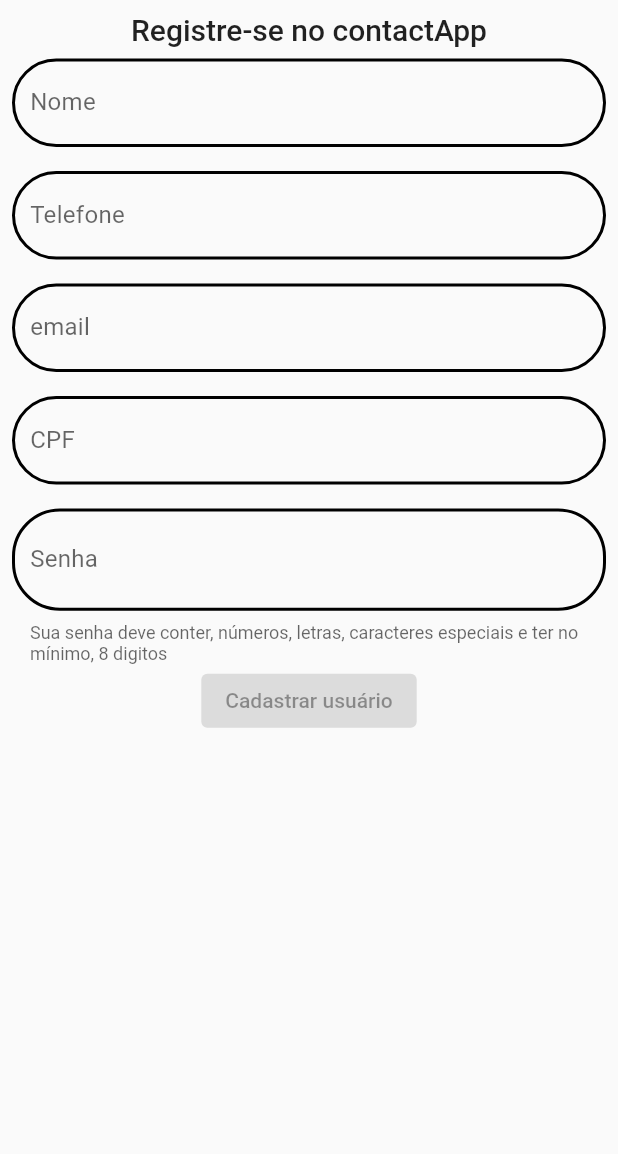
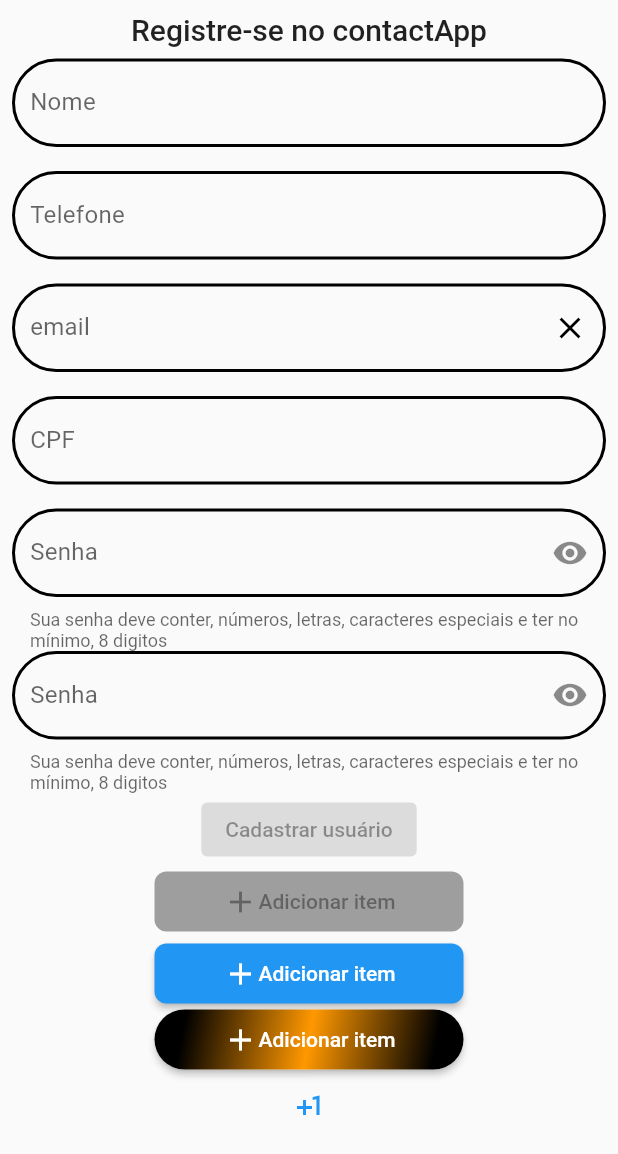
Before and after one commit to proz-tecnologia/t2App01, a Flutter app: the screen it shows after launch, on a phone screen of 412 x 824 dp. Shown: the top 1154 px of the screen. Run offline on Flutter 3.47's test engine with Material 2 defaults, Android fonts, the phone set to English and light mode, and no system bars; our stand-ins replace mask_text_input_formatter; missing offline and left inert: cpf_cnpj_validator.

Commit message:
Creating multiple buttons

```diff
--- a/lib/helpers/utils/validators.dart
+++ b/lib/helpers/utils/validators.dart
@@ -11,7 +11,10 @@ class Validators {
     }
   }
 
-  static String? validatePassword(String? password) {
+  static String? validatePassword(
+    String? password,
+    String? confirmPassword,
+  ) {
     RegExp regex =
         RegExp(r'^(?=.*?[A-Z])(?=.*?[a-z])(?=.*?[0-9])(?=.*?[!@#\$&*~]).{8,}$');
 
@@ -24,6 +27,18 @@ class Validators {
     } else if (password.length < 8) {
       return "Senha recisar conter no mínimo 8 digitos";
     }
+    if (confirmPassword != null &&
+        confirmPassword.isNotEmpty &&
+        password != confirmPassword) {
+      return "As senhas precisam ser iguais!";
+    }
     return null;
   }
+
+  static String? validateName(String? value) {
+    if (value != null && value.isNotEmpty) {
+      return null;
+    }
+    return 'Preencha corretamente o nome';
+  }
 }
--- a/lib/pages/create_account/create_account_page.dart
+++ b/lib/pages/create_account/create_account_page.dart
@@ -1,8 +1,12 @@
+import 'dart:developer';
+
 import 'package:flutter/material.dart';
 
 import '../../helpers/utils/input_masks.dart';
 import '../../helpers/utils/validators.dart';
 import '../../widgets/custom_text_field.dart';
+import '../home/widgets/custom_elevated_button.dart';
+import '../home/widgets/input_password_widget.dart';
 
 class CreateAccount extends StatefulWidget {
   const CreateAccount({super.key});
@@ -14,10 +18,37 @@ class CreateAccount extends StatefulWidget {
 class _CreateAccountState extends State<CreateAccount> {
   final _formKey = GlobalKey<FormState>();
 
+  final _nameController = TextEditingController();
+  final _phoneController = TextEditingController();
+  final _mailController = TextEditingController();
+  final _cpfController = TextEditingController();
+  final _passwordController = TextEditingController();
+  final _confirmPasswordController = TextEditingController();
+
+  @override
+  void initState() {
+    super.initState();
+  }
+
+  @override
+  void dispose() {
+    _nameController.dispose();
+    _nameController.dispose();
+    _phoneController.dispose();
+    _mailController.dispose();
+    _cpfController.dispose();
+    _passwordController.dispose();
+    _confirmPasswordController.dispose();
+
+    super.dispose();
+  }
+
   @override
   Widget build(BuildContext context) {
     return Scaffold(
+      resizeToAvoidBottomInset: true,
       body: SafeArea(
+        child: SingleChildScrollView(
           child: Padding(
             padding: const EdgeInsets.all(8.0),
             child: Form(
@@ -36,8 +67,9 @@ class _CreateAccountState extends State<CreateAccount> {
                   const SizedBox(height: 8.0),
 
                   /// Nome
-                const CustomTextFormField(
+                  CustomTextFormField(
                     label: 'Nome',
+                    controller: _nameController,
                     textCapitalization: TextCapitalization.words,
                     textInputAction: TextInputAction.next,
                   ),
@@ -48,6 +80,7 @@ class _CreateAccountState extends State<CreateAccount> {
                     label: 'Telefone',
                     textInputType: const TextInputType.numberWithOptions(),
                     hintText: '31 9999-9999',
+                    controller: _phoneController,
                     inputFormatters: [
                       CustomInputFormatters.phoneMaskFormatter,
                     ],
@@ -56,8 +89,16 @@ class _CreateAccountState extends State<CreateAccount> {
                   const SizedBox(height: 16.0),
 
                   /// E-mail
-                const CustomTextFormField(
+                  CustomTextFormField(
                     label: 'email',
+                    suffix: InkWell(
+                      child: const Icon(
+                        Icons.clear,
+                        color: Colors.black,
+                      ),
+                      onTap: () => _mailController.clear(),
+                    ),
+                    controller: _mailController,
                     textInputType: TextInputType.emailAddress,
                     hintText: 'example@example.com',
                     textInputAction: TextInputAction.next,
@@ -67,6 +108,7 @@ class _CreateAccountState extends State<CreateAccount> {
                   /// CPF
                   CustomTextFormField(
                     label: 'CPF',
+                    controller: _cpfController,
                     textInputType: TextInputType.number,
                     hintText: '123.456.789-10',
                     textInputAction: TextInputAction.next,
@@ -79,16 +121,75 @@ class _CreateAccountState extends State<CreateAccount> {
                   const SizedBox(height: 16.0),
 
                   /// Senha
-                const PasswordTextField(),
+                  PasswordTextField(
+                    controller: _passwordController,
+                    confirmPassword: _confirmPasswordController.text,
+                  ),
+                  PasswordTextField(
+                    controller: _confirmPasswordController,
+                    confirmPassword: _passwordController.text,
+                  ),
 
                   ElevatedButton(
                     onPressed: _formKey.currentState != null &&
                             _formKey.currentState!.validate()
-                      ? () {}
+                        ? () {
+                            FocusScope.of(context).unfocus();
+                            log(_nameController.value.text);
+                            log(_phoneController.value.text);
+                            log(_mailController.value.text);
+                            log(_cpfController.value.text);
+                            log(_passwordController.value.text);
+                            _nameController.clear();
+                            _phoneController.clear();
+                            _mailController.clear();
+                            _cpfController.clear();
+                            _passwordController.clear();
+                          }
                         : null,
                     child: const Text(
                       'Cadastrar usuário',
                     ),
+                  ),
+
+                  CustomElevatedButton(
+                    onPressed: _formKey.currentState != null &&
+                            _formKey.currentState!.validate()
+                        ? () {
+                            FocusScope.of(context).unfocus();
+                            log(_nameController.value.text);
+                            log(_phoneController.value.text);
+                            log(_mailController.value.text);
+                            log(_cpfController.value.text);
+                            log(_passwordController.value.text);
+                          }
+                        : null,
+                  ),
+                  CustomElevatedButton(
+                    // onPressed: () => controller.addItem(),
+                    onPressed: () {},
+                  ),
+
+                  GestureDetector(
+                    child: const MaterialChildComponent(),
+                    onTap: () {},
+                    onDoubleTap: () {},
+                    onLongPress: () {},
+                  ),
+                  // InkWell(
+                  //   onTap: () {},
+                  //   borderRadius: BorderRadius.circular(32.0),
+                  //   highlightColor: Colors.orange,
+                  //   splashColor: Colors.orange,
+                  //   child: MaterialChildComponent(),
+                  // ),
+
+                  IconButton(
+                    onPressed: () {},
+                    icon: const Icon(Icons.plus_one_outlined),
+                    color: Colors.blue,
+                    hoverColor: Colors.amber,
+                    highlightColor: Colors.orange,
                   ),
 
                   /// Confirmação de senha
@@ -99,44 +200,54 @@ class _CreateAccountState extends State<CreateAccount> {
             ),
           ),
         ),
+      ),
     );
   }
 }
 
-class PasswordTextField extends StatefulWidget {
-  const PasswordTextField({
+class MaterialChildComponent extends StatelessWidget {
+  const MaterialChildComponent({
     Key? key,
   }) : super(key: key);
 
   @override
-  State<PasswordTextField> createState() => _PasswordTextFieldState();
-}
-
-class _PasswordTextFieldState extends State<PasswordTextField> {
-  bool visible = true;
-
-  IconData get currentIcon => visible ? Icons.visibility : Icons.visibility_off;
-
-  @override
   Widget build(BuildContext context) {
-    return CustomTextFormField(
-      label: 'Senha',
-      textInputAction: TextInputAction.next,
-      helperText:
-          'Sua senha deve conter, números, letras, caracteres especiais e ter no mínimo, 8 digitos',
-      helperMaxLines: 2,
-      autovalidateMode: AutovalidateMode.onUserInteraction,
-      validator: Validators.validatePassword,
-      obscureText: visible,
-      suffix: InkWell(
-        onTap: () {
-          setState(() {
-            visible = !visible;
-          });
-        },
-        child: Padding(
-          padding: const EdgeInsets.symmetric(horizontal: 8.0),
-          child: Icon(currentIcon),
+    return Material(
+      borderRadius: BorderRadius.circular(32.0),
+      elevation: 2.0,
+      child: Container(
+        width: MediaQuery.of(context).size.width * 0.5,
+        height: 40.0,
+        decoration: BoxDecoration(
+          // color: Theme.of(context).primaryColor,
+          borderRadius: BorderRadius.circular(32.0),
+          gradient: const LinearGradient(
+            colors: [
+              Colors.black,
+              Colors.orange,
+              Colors.black,
+            ],
+            tileMode: TileMode.clamp,
+            begin: Alignment.topLeft,
+            end: Alignment.bottomRight,
+            stops: [0.1, 0.5, 0.9],
+          ),
+        ),
+        child: Row(
+          mainAxisAlignment: MainAxisAlignment.center,
+          mainAxisSize: MainAxisSize.min,
+          children: [
+            const Icon(
+              Icons.add,
+              color: Colors.white,
+            ),
+            Text(
+              'Adicionar item',
+              style: Theme.of(context).textTheme.button!.copyWith(
+                    color: Colors.white,
+                  ),
+            ),
+          ],
         ),
       ),
     );
--- /dev/null
+++ b/lib/pages/home/widgets/custom_elevated_button.dart
@@ -0,0 +1,60 @@
+import 'package:flutter/material.dart';
+
+class CustomElevatedButton extends StatelessWidget {
+  const CustomElevatedButton({
+    Key? key,
+    this.onPressed,
+  }) : super(key: key);
+
+  final VoidCallback? onPressed;
+  @override
+  Widget build(BuildContext context) {
+    return ElevatedButton(
+      style: ButtonStyle(
+        backgroundColor: MaterialStateProperty.resolveWith<Color?>(
+          (Set<MaterialState> states) {
+            if (states.contains(MaterialState.hovered)) {
+              return Colors.redAccent;
+            }
+            if (states.contains(MaterialState.disabled)) {
+              return Colors.grey;
+            }
+            if (states.contains(MaterialState.pressed)) {
+              return Colors.orange;
+            }
+            return null; // Defer to the widget's default.
+          },
+        ),
+        overlayColor: MaterialStateProperty.resolveWith<Color?>(
+          (Set<MaterialState> states) {
+            if (states.contains(MaterialState.hovered)) {
+              return Colors.redAccent;
+            }
+            if (states.contains(MaterialState.disabled)) return Colors.grey;
+            if (states.contains(MaterialState.pressed)) return Colors.black;
+            return null; // Defer to the widget's default.
+          },
+        ),
+        fixedSize: MaterialStateProperty.all(
+          Size(
+            MediaQuery.of(context).size.width * 0.5,
+            40,
+          ),
+        ),
+        shape: MaterialStateProperty.all(
+          RoundedRectangleBorder(
+            borderRadius: BorderRadius.circular(8.0),
+          ),
+        ),
+      ),
+      onPressed: onPressed,
+      child: Row(
+        mainAxisSize: MainAxisSize.min,
+        children: const [
+          Icon(Icons.add),
+          Text('Adicionar item'),
+        ],
+      ),
+    );
+  }
+}
--- /dev/null
+++ b/lib/pages/home/widgets/input_password_widget.dart
@@ -0,0 +1,53 @@
+import 'package:flutter/material.dart';
+
+import '../../../helpers/utils/validators.dart';
+import '../../../widgets/custom_text_field.dart';
+
+class PasswordTextField extends StatefulWidget {
+  const PasswordTextField({
+    Key? key,
+    required this.controller,
+    required this.confirmPassword,
+  }) : super(key: key);
+
+  final TextEditingController controller;
+  final String confirmPassword;
+
+  @override
+  State<PasswordTextField> createState() => _PasswordTextFieldState();
+}
+
+class _PasswordTextFieldState extends State<PasswordTextField> {
+  bool visible = true;
+
+  IconData get currentIcon => visible ? Icons.visibility : Icons.visibility_off;
+
+  @override
+  Widget build(BuildContext context) {
+    return CustomTextFormField(
+      label: 'Senha',
+      controller: widget.controller,
+      textInputAction: TextInputAction.next,
+      helperText:
+          'Sua senha deve conter, números, letras, caracteres especiais e ter no mínimo, 8 digitos',
+      helperMaxLines: 2,
+      autovalidateMode: AutovalidateMode.onUserInteraction,
+      validator: (value) => Validators.validatePassword(
+        value,
+        widget.confirmPassword,
+      ),
+      obscureText: visible,
+      suffix: InkWell(
+        onTap: () {
+          setState(() {
+            visible = !visible;
+          });
+        },
+        child: Padding(
+          padding: const EdgeInsets.symmetric(horizontal: 8.0),
+          child: Icon(currentIcon),
+        ),
+      ),
+    );
+  }
+}
--- a/lib/widgets/custom_text_field.dart
+++ b/lib/widgets/custom_text_field.dart
@@ -58,7 +58,7 @@ class CustomTextFormField extends StatelessWidget {
       decoration: InputDecoration(
         hintText: hintText,
         label: Text(label),
-        suffix: suffix,
+        suffixIcon: suffix,
         helperText: helperText,
         helperMaxLines: helperMaxLines,
         enabled: enabled,
```
Lines whose indentation alone changed are shown as unchanged.
